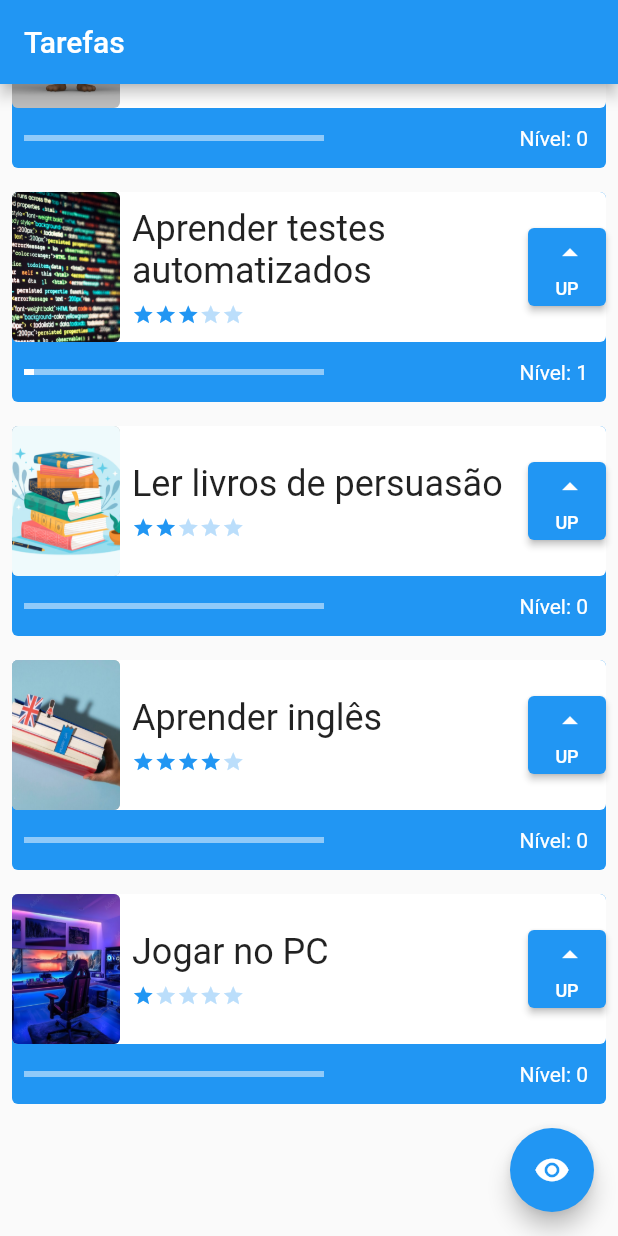
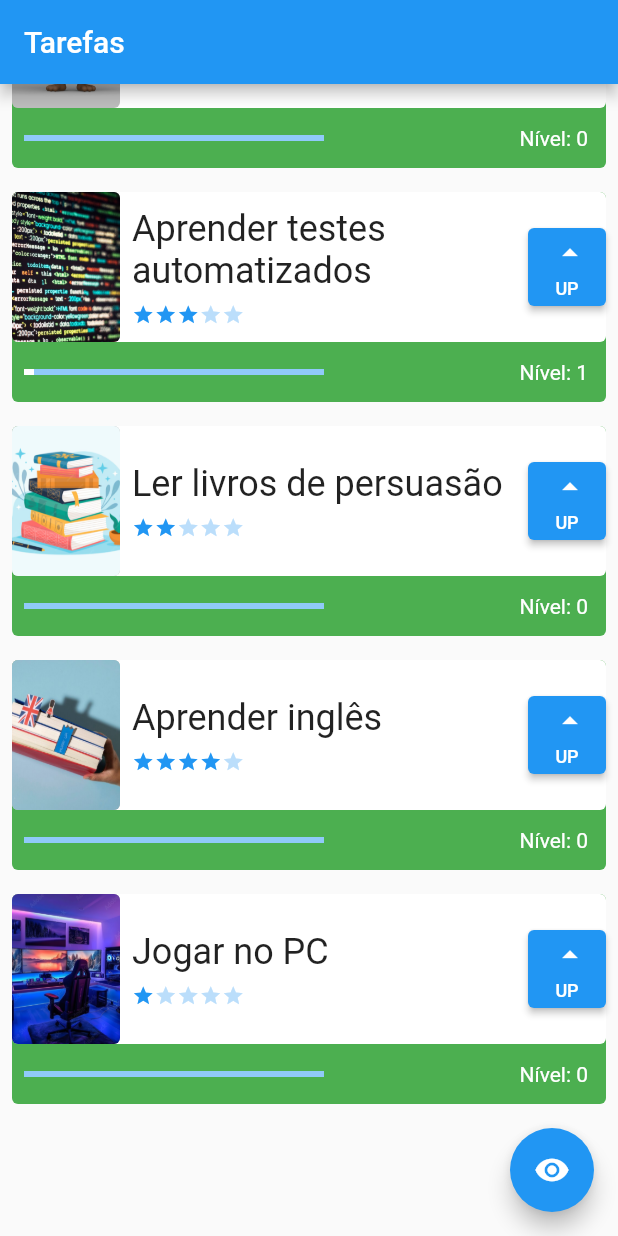
Before and after one commit to Victorlapa3/first-app-flutter, a Flutter app: the screen it shows after launch, scrolled down 92 dp, after a tap on "UP", on a phone screen of 412 x 824 dp. Run offline on Flutter 3.47's test engine with Material 3 defaults, Android fonts, the phone set to English and light mode, and no system bars.

Commit message:
feat: Added color change functionality for level progress

```diff
--- a/lib/components/task.dart
+++ b/lib/components/task.dart
@@ -15,22 +15,45 @@ class Task extends StatefulWidget {
 
 class _TaskState extends State<Task> {
   int nivel = 0;
+  final _corSelecionadoNotifier = ValueNotifier<Color>(Colors.green);
+
+  @override
+  void dispose() {
+    _corSelecionadoNotifier.dispose();
+    super.dispose();
+  }
+
+  void _atualizarCor() {
+    int maxNivel = widget.dificuldade * 10;
+
+    if (nivel <= maxNivel / 3) {
+      _corSelecionadoNotifier.value = Colors.green;
+    } else if (nivel <= (2 * maxNivel) / 3) {
+      _corSelecionadoNotifier.value = Colors.orange;
+    } else {
+      _corSelecionadoNotifier.value = Colors.red;
+    }
+  }
 
   @override
   Widget build(BuildContext context) {
-    // Limite de progresso baseado na dificuldade (cada estrela equivale a 10 pontos)
     int maxNivel = widget.dificuldade * 10;
 
     return Padding(
       padding: const EdgeInsets.all(8.0),
       child: Stack(
         children: [
-          Container(
-            decoration: BoxDecoration(
-              borderRadius: BorderRadius.circular(4),
-              color: Colors.blue,
-            ),
-            height: 140,
+          ValueListenableBuilder(
+              valueListenable: _corSelecionadoNotifier,
+              builder: (context, Color corSelecionado, child) {
+                return Container(
+                  decoration: BoxDecoration(
+                    borderRadius: BorderRadius.circular(4),
+                    color: corSelecionado,
+                  ),
+                  height: 140,
+                );
+              }
           ),
           Column(
             children: [
@@ -87,6 +110,7 @@ class _TaskState extends State<Task> {
                           setState(() {
                             if (nivel < maxNivel) {
                               nivel++;
+                              _atualizarCor();
                             }
                           });
                         },
```
